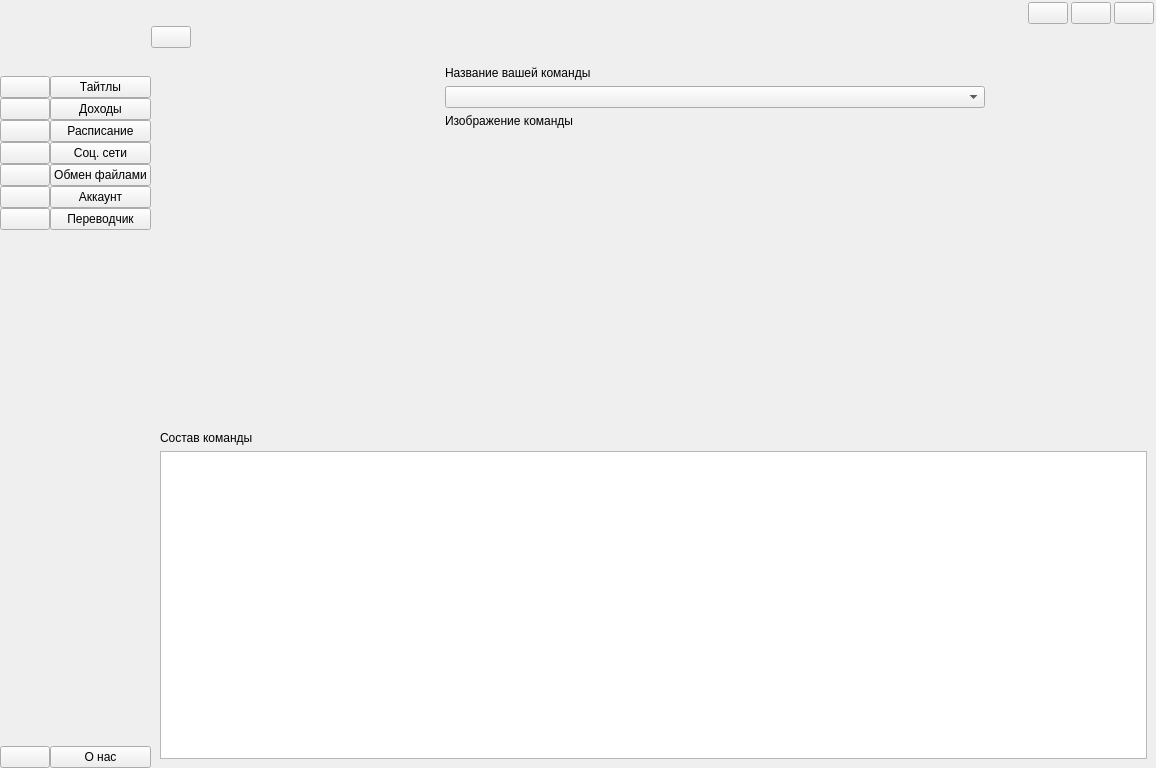
Above: front/ui.ui from Resmko99/Is-for-translator before the change. Below: the same form after it.
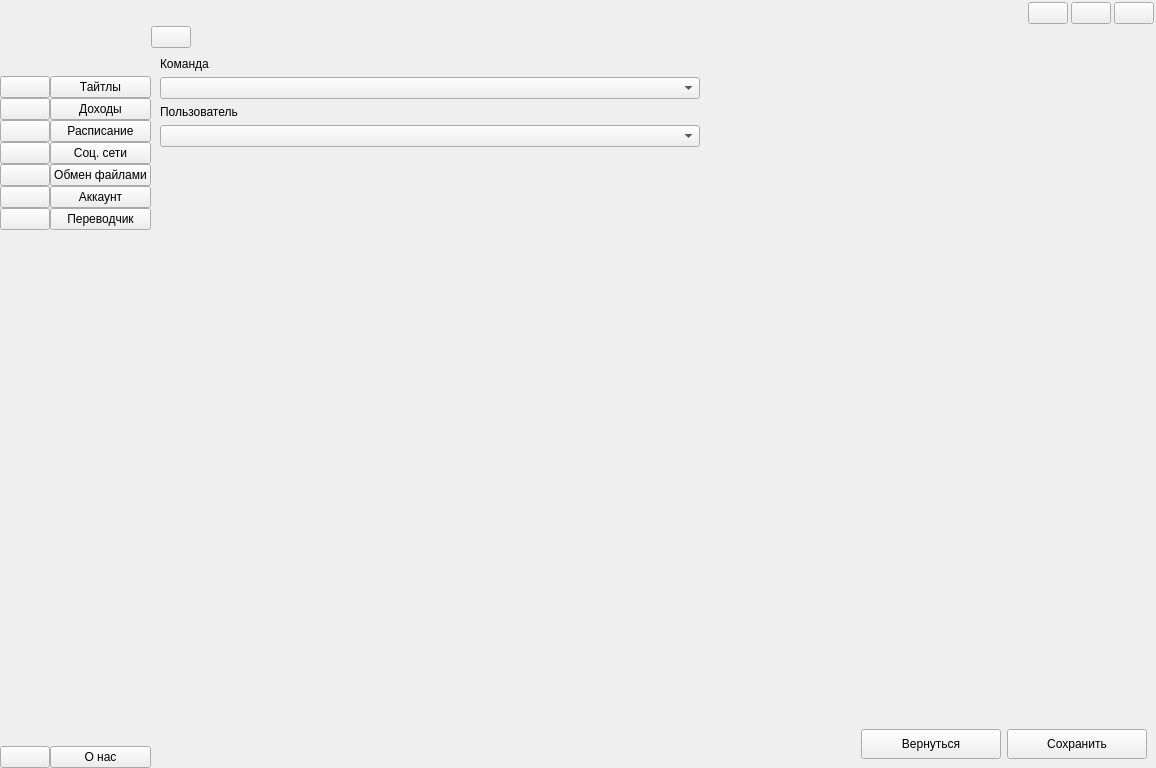
That is the form after the change. The open tabs and pages were chosen to show the change. Icons and pictures are not drawn.

Commit message: Состав команды

```diff
--- a/front/ui.ui
+++ b/front/ui.ui
@@ -4231,102 +4231,141 @@
           <widget class="QWidget" name="pageUserAccount">
            <layout class="QGridLayout" name="gridLayout_5">
             <item row="0" column="0">
+             <layout class="QVBoxLayout" name="verticalLayout_13">
+              <item>
+               <widget class="QLabel" name="label_35">
+                <property name="text">
+                 <string>Команда</string>
+                </property>
+               </widget>
+              </item>
+              <item>
+               <widget class="QComboBox" name="teamsComboBoxTeam">
+                <property name="minimumSize">
+                 <size>
+                  <width>540</width>
+                  <height>0</height>
+                 </size>
+                </property>
+               </widget>
+              </item>
+              <item>
+               <widget class="QLabel" name="label_36">
+                <property name="text">
+                 <string>Пользователь</string>
+                </property>
+               </widget>
+              </item>
+              <item>
+               <widget class="QComboBox" name="usersComboBoxTeam"/>
+              </item>
+             </layout>
+            </item>
+            <item row="1" column="0">
+             <spacer name="verticalSpacer_12">
+              <property name="orientation">
+               <enum>Qt::Vertical</enum>
+              </property>
+              <property name="sizeHint" stdset="0">
+               <size>
+                <width>20</width>
+                <height>557</height>
+               </size>
+              </property>
+             </spacer>
+            </item>
+            <item row="2" column="0" colspan="2">
              <widget class="QWidget" name="widget_18" native="true">
-              <layout class="QGridLayout" name="gridLayout_25">
-               <item row="1" column="1">
-                <widget class="QComboBox" name="nameUserAccComboBox">
-                 <property name="sizePolicy">
-                  <sizepolicy hsizetype="Expanding" vsizetype="Fixed">
-                   <horstretch>0</horstretch>
-                   <verstretch>0</verstretch>
-                  </sizepolicy>
-                 </property>
-                 <property name="minimumSize">
-                  <size>
-                   <width>540</width>
-                   <height>0</height>
-                  </size>
-                 </property>
-                 <property name="maximumSize">
-                  <size>
-                   <width>16777215</width>
-                   <height>16777215</height>
-                  </size>
-                 </property>
-                </widget>
-               </item>
-               <item row="1" column="2">
+              <layout class="QHBoxLayout" name="horizontalLayout_16">
+               <property name="spacing">
+                <number>6</number>
+               </property>
+               <property name="leftMargin">
+                <number>0</number>
+               </property>
+               <property name="topMargin">
+                <number>0</number>
+               </property>
+               <property name="rightMargin">
+                <number>0</number>
+               </property>
+               <property name="bottomMargin">
+                <number>0</number>
+               </property>
+               <item>
                 <spacer name="horizontalSpacer_30">
                  <property name="orientation">
                   <enum>Qt::Horizontal</enum>
                  </property>
                  <property name="sizeHint" stdset="0">
                   <size>
-                   <width>40</width>
+                   <width>678</width>
                    <height>20</height>
                   </size>
                  </property>
                 </spacer>
                </item>
-               <item row="0" column="0" rowspan="4">
-                <widget class="QLabel" name="label_36">
+               <item>
+                <widget class="QPushButton" name="backTeamsBtn">
                  <property name="minimumSize">
                   <size>
-                   <width>270</width>
-                   <height>350</height>
+                   <width>140</width>
+                   <height>30</height>
                   </size>
                  </property>
                  <property name="maximumSize">
                   <size>
-                   <width>200</width>
-                   <height>16777215</height>
+                   <width>140</width>
+                   <height>30</height>
                   </size>
                  </property>
                  <property name="text">
-                  <string/>
+                  <string>Вернуться</string>
                  </property>
-                </widget>
-               </item>
-               <item row="2" column="1">
-                <widget class="QLabel" name="label_93">
-                 <property name="text">
-                  <string>Изображение команды</string>
+                 <property name="icon">
+                  <iconset resource="resource.qrc">
+                   <normaloff>:/icon/icon/free-icon-back-2644908.png</normaloff>:/icon/icon/free-icon-back-2644908.png</iconset>
                  </property>
+                 <property name="iconSize">
+                  <size>
+                   <width>20</width>
+                   <height>20</height>
+                  </size>
+                 </property>
                 </widget>
                </item>
-               <item row="3" column="1">
-                <spacer name="verticalSpacer_12">
-                 <property name="orientation">
-                  <enum>Qt::Vertical</enum>
+               <item>
+                <widget class="QPushButton" name="saveTeams">
+                 <property name="minimumSize">
+                  <size>
+                   <width>140</width>
+                   <height>30</height>
+                  </size>
                  </property>
-                 <property name="sizeHint" stdset="0">
+                 <property name="maximumSize">
                   <size>
-                   <width>20</width>
-                   <height>40</height>
+                   <width>140</width>
+                   <height>30</height>
                   </size>
                  </property>
-                </spacer>
-               </item>
-               <item row="0" column="1">
-                <widget class="QLabel" name="label_95">
                  <property name="text">
-                  <string>Название вашей команды</string>
+                  <string>Сохранить</string>
+                 </property>
+                 <property name="icon">
+                  <iconset resource="resource.qrc">
+                   <normaloff>:/icon/icon/free-icon-check-mark-8370918.png</normaloff>:/icon/icon/free-icon-check-mark-8370918.png</iconset>
+                 </property>
+                 <property name="iconSize">
+                  <size>
+                   <width>20</width>
+                   <height>20</height>
+                  </size>
                  </property>
                 </widget>
                </item>
               </layout>
              </widget>
             </item>
-            <item row="1" column="0">
-             <widget class="QLabel" name="label_35">
-              <property name="text">
-               <string>Состав команды</string>
-              </property>
-             </widget>
-            </item>
-            <item row="2" column="0">
-             <widget class="QTableView" name="tableTeamAccUser"/>
-            </item>
            </layout>
           </widget>
           <widget class="QWidget" name="pageAddTask">
```
Left out of the diff: 58 changed lines with no effect on the pictures. The commit also changes 3 other files.
